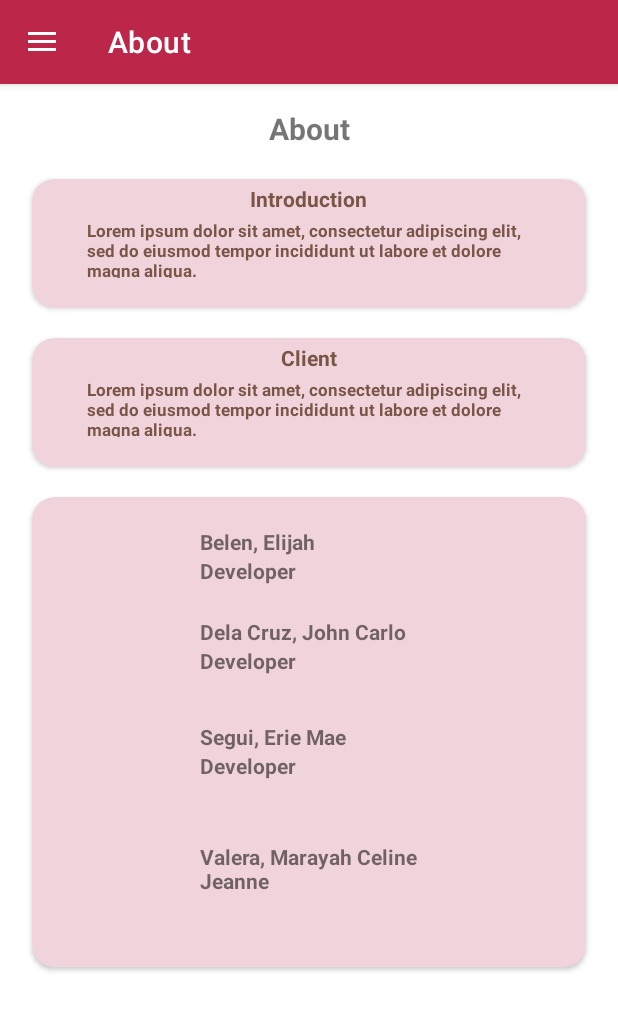
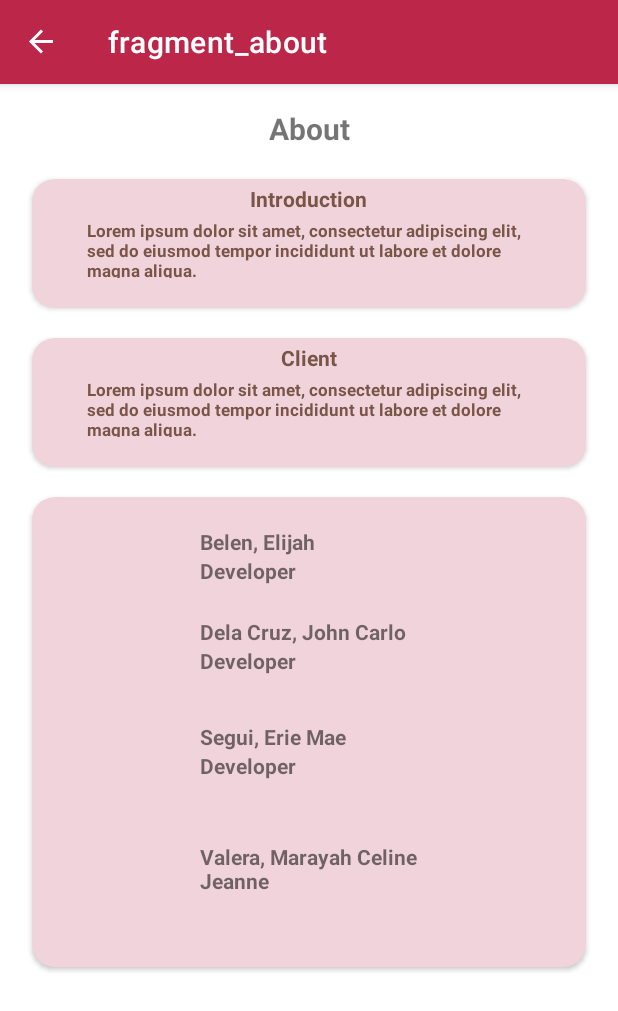
Before and after one commit to SirChubbx17/RideSafe, an Android app: the screen it shows after launch (MainActivity), in the side drawer, after a tap on "About", on a phone screen of 412 x 824 dp. Shown: the top 1011 px of the screen. Run offline under Robolectric (Android 15) with nearby library versions, the phone set to English and light mode, and no system bars; our stand-ins replace Room's generated code, data binding, navigation-ui; Roboto replaces fonts that are not available here.

```diff
--- a/app/src/main/java/com/example/ridesafe/MainActivity.kt
+++ b/app/src/main/java/com/example/ridesafe/MainActivity.kt
@@ -14,58 +14,78 @@ import com.google.android.material.navigation.NavigationView
 
 class MainActivity : AppCompatActivity() {
 
-    lateinit var toggle: ActionBarDrawerToggle
-    lateinit var drawerLayout: DrawerLayout
+    private lateinit var drawerLayout: DrawerLayout
 
     override fun onCreate(savedInstanceState: Bundle?) {
         super.onCreate(savedInstanceState)
-        setContentView(R.layout.activity_main)
+        val binding = DataBindingUtil.setContentView<ActivityMainBinding>(this, R.layout.activity_main)
 
-        drawerLayout = findViewById(R.id.drawerLayout)
-        val navView : NavigationView = findViewById(R.id.navView)
-
-        toggle = ActionBarDrawerToggle(this, drawerLayout, R.string.open, R.string.close)
-        drawerLayout.addDrawerListener(toggle)
-        toggle.syncState()
-
+        drawerLayout = binding.drawerLayout
+        val navController = this.findNavController(R.id.myNavHostFragment)
+        NavigationUI.setupActionBarWithNavController(this, navController, drawerLayout)
+        NavigationUI.setupWithNavController(binding.navView, navController)
         supportActionBar?.setDisplayHomeAsUpEnabled(true)
 
-        navView.setNavigationItemSelectedListener {
-            it.isChecked = true
-            when (it.itemId) {
-                R.id.aboutFragment -> replaceFragment(AboutFragment(), it.title.toString())
-                R.id.aboutFragment -> replaceFragment(AboutFragment(), it.title.toString())
-
-//                    R.id.FAQFragment -> {
-//                        replaceFragment(FAQ(), it.title.toString())
-//                    }
-            }
-            true
-        }
-
-    }
-
-    override fun onOptionsItemSelected(item: MenuItem): Boolean {
-        if (toggle.onOptionsItemSelected(item)){
-            true
-        }
-        return super.onOptionsItemSelected(item)
-    }
-
-    private fun replaceFragment(fragment: Fragment, title: String){
-        val fragmentManager = supportFragmentManager
-        val fragmentTransaction = fragmentManager.beginTransaction()
-        fragmentTransaction.replace(R.id.myNavHostFragment,fragment)
-        fragmentTransaction.commit()
-        drawerLayout.closeDrawers()
-        setTitle(title)
     }
 
     override fun onSupportNavigateUp(): Boolean {
         val navController = this.findNavController(R.id.myNavHostFragment)
-        return NavigationUI.navigateUp(navController,drawerLayout)
+        return NavigationUI.navigateUp(navController, drawerLayout)
     }
 }
+
+//    lateinit var toggle: ActionBarDrawerToggle
+//    lateinit var drawerLayout: DrawerLayout
+//
+//    override fun onCreate(savedInstanceState: Bundle?) {
+//        super.onCreate(savedInstanceState)
+//        setContentView(R.layout.activity_main)
+//
+//        drawerLayout = findViewById(R.id.drawerLayout)
+//        val navView : NavigationView = findViewById(R.id.navView)
+//
+//        toggle = ActionBarDrawerToggle(this, drawerLayout, R.string.open, R.string.close)
+//        drawerLayout.addDrawerListener(toggle)
+//        toggle.syncState()
+//
+//        supportActionBar?.setDisplayHomeAsUpEnabled(true)
+//
+//        navView.setNavigationItemSelectedListener {
+//            it.isChecked = true
+//            when (it.itemId) {
+//                R.id.homeFragment -> replaceFragment(HomeFragment(), it.title.toString())
+//                R.id.aboutFragment -> replaceFragment(AboutFragment(), it.title.toString())
+//
+////                    R.id.FAQFragment -> {
+////                        replaceFragment(FAQ(), it.title.toString())
+////                    }
+//            }
+//            true
+//        }
+//
+//    }
+//
+//    override fun onOptionsItemSelected(item: MenuItem): Boolean {
+//        if (toggle.onOptionsItemSelected(item)){
+//            true
+//        }
+//        return super.onOptionsItemSelected(item)
+//    }
+//
+//    private fun replaceFragment(fragment: Fragment, title: String){
+//        val fragmentManager = supportFragmentManager
+//        val fragmentTransaction = fragmentManager.beginTransaction()
+//        fragmentTransaction.replace(R.id.myNavHostFragment,fragment)
+//        fragmentTransaction.commit()
+//        drawerLayout.closeDrawers()
+//        setTitle(title)
+//    }
+//
+//    override fun onSupportNavigateUp(): Boolean {
+//        val navController = this.findNavController(R.id.myNavHostFragment)
+//        return NavigationUI.navigateUp(navController,drawerLayout)
+//    }
+//}
 
 //    override fun onSupportNavigateUp(): Boolean {
 //        val navController = this.findNavController(R.id.myNavHostFragment)
--- a/app/src/main/res/layout/activity_main.xml
+++ b/app/src/main/res/layout/activity_main.xml
@@ -12,7 +12,7 @@
             android:layout_height="match_parent"
             android:orientation="vertical">
 
-            <androidx.fragment.app.FragmentContainerView
+            <fragment
                 android:id="@+id/myNavHostFragment"
                 android:layout_width="match_parent"
                 android:layout_height="match_parent"
--- a/app/src/main/res/menu/nav_drawer.xml
+++ b/app/src/main/res/menu/nav_drawer.xml
@@ -1,8 +1,6 @@
 <?xml version="1.0" encoding="utf-8"?>
 <menu xmlns:android="http://schemas.android.com/apk/res/android"
-    xmlns:tools="http://schemas.android.com/tools"
-    tools:showIn="navigation_view">
-    <group android:checkableBehavior="single">
+    xmlns:tools="http://schemas.android.com/tools">
 
     <item
         android:id="@+id/homeFragment"
@@ -16,5 +14,5 @@
         android:id="@+id/FAQFragment"
         android:icon="@android:drawable/ic_menu_help"
         android:title="FAQ" />
-</group>
+
 </menu>
```
Lines whose indentation alone changed are shown as unchanged.
